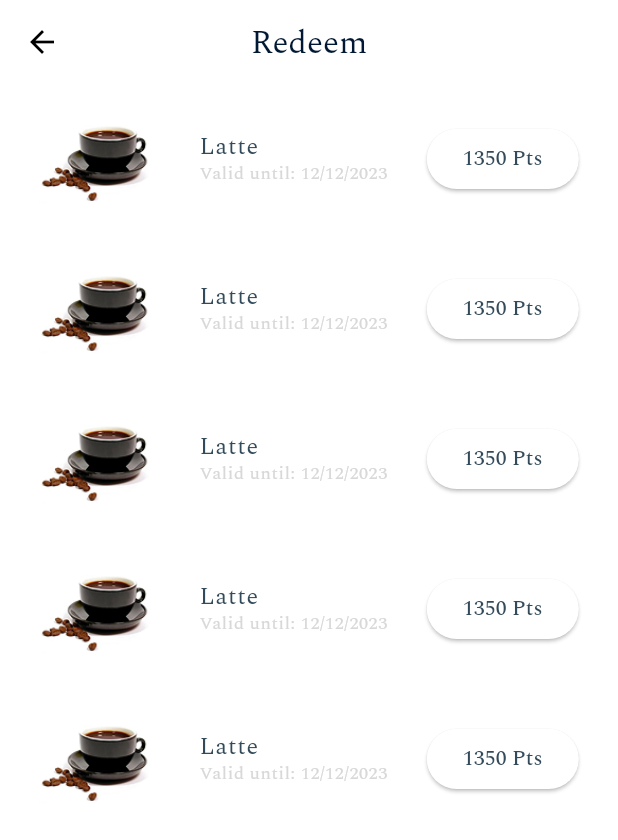
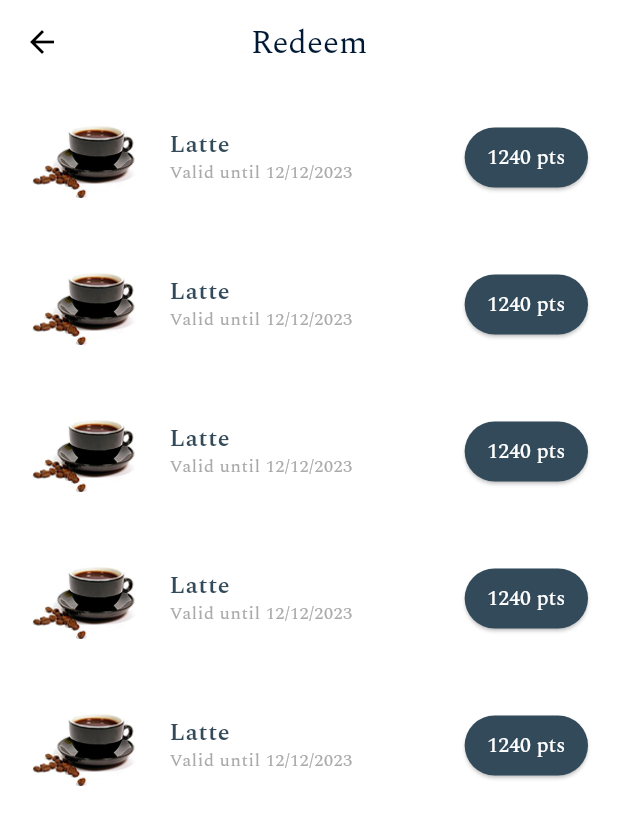
Before and after one commit to mrcodefrost/caffigo, a Flutter app: the RedeemScreen screen opened by its route, on a phone screen of 412 x 824 dp. Shown: the top 840 px of the screen. Run offline on Flutter 3.47's test engine with Material 3 defaults, Android fonts, the phone set to English and light mode, and no system bars; our stand-ins replace get, get_storage, google_fonts, pinput; accounts and stored records are empty.

Commit message:
primary button added

```diff
--- a/lib/src/rewards/view/screens/redeem_screen.dart
+++ b/lib/src/rewards/view/screens/redeem_screen.dart
@@ -1,4 +1,5 @@
 import 'package:caffigo/src/common/widgets/custom_app_bar.dart';
+import 'package:caffigo/src/common/widgets/primary_rounded_button.dart';
 import 'package:caffigo/utils/app_constants.dart';
 import 'package:caffigo/utils/color_constant.dart';
 import 'package:flutter/material.dart';
@@ -16,11 +17,12 @@ class RedeemScreen extends StatelessWidget {
         itemCount: 5,
         itemBuilder: (context, index) {
           return Padding(
-            padding: const EdgeInsets.symmetric(vertical: 20.0),
+            padding: const EdgeInsets.symmetric(vertical: 20.0, horizontal: 20),
             child: Row(
-              mainAxisAlignment: MainAxisAlignment.spaceEvenly,
+              // mainAxisAlignment: MainAxisAlignment.spaceEvenly,
               children: [
-                Image.asset(AppImages.mugCoffee, height: 60, fit: BoxFit.cover),
+                Image.asset(AppImages.mugCoffee, height: 58, fit: BoxFit.cover),
+                const SizedBox(width: 15),
                 Column(
                   crossAxisAlignment: CrossAxisAlignment.start,
                   children: [
@@ -28,19 +30,21 @@ class RedeemScreen extends StatelessWidget {
                       'Latte',
                       style: context.textTheme.bodyLarge!.copyWith(
                         color: TextColor.blue,
+                        fontWeight: FontWeight.w600,
                       ),
                     ),
                     Text(
-                      'Valid until: 12/12/2023',
+                      'Valid until 12/12/2023',
                       style: context.textTheme.bodySmall!.copyWith(
-                        color: TextColor.paleGrey,
+                        color: TextColor.lightGrey,
                       ),
                     ),
                   ],
                 ),
-                ElevatedButton(
+                Spacer(),
+                PrimaryRoundedButton(
+                  text: '1240 pts',
                   onPressed: () {},
-                  child: Text('1350 Pts'),
                 ),
               ],
             ),
```
